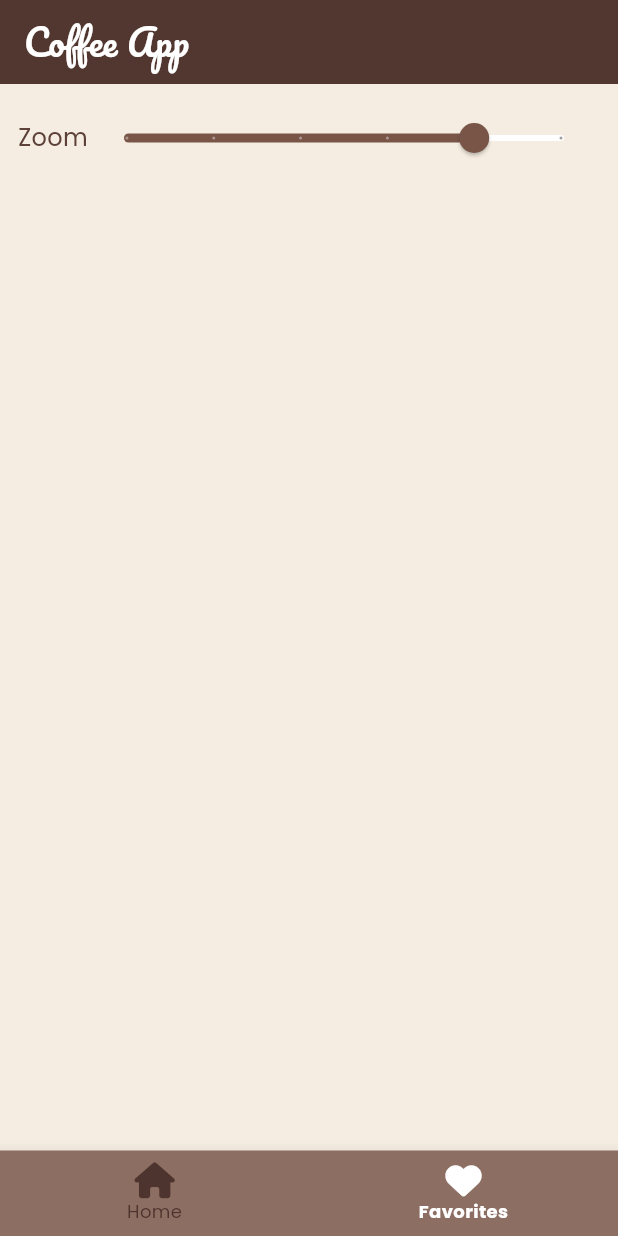
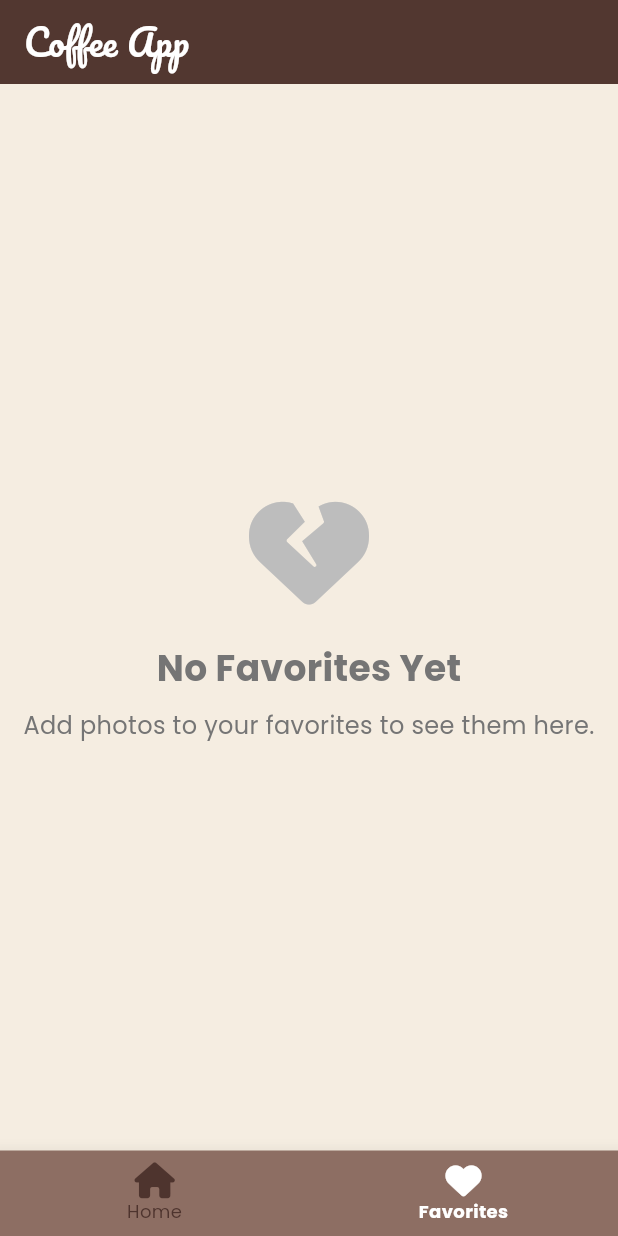
Before and after one commit to nachovalla1997/CoffeeApp, a Flutter app: the screen it shows after launch, item 2 of the bottom bar chosen, on a phone screen of 412 x 824 dp. Run offline on Flutter 3.47's test engine with Material 3 defaults, Android fonts, the phone set to English and light mode, and no system bars; our stand-ins replace bloc, equatable, flutter_bloc, font_awesome_flutter, google_fonts, nanoid and 1 more; network calls fail.

Commit message:
feat: Created a screen of no favorite added.

```diff
--- a/lib/presentation/screens/favorites_images_screen.dart
+++ b/lib/presentation/screens/favorites_images_screen.dart
@@ -2,6 +2,7 @@ import 'package:coffee_app/business_logic/cubits/favorite_coffee/favorite_coffee
 import 'package:coffee_app/business_logic/cubits/zoom_slider/zoom_slider_cubit.dart';
 import 'package:coffee_app/presentation/screens/error_screen.dart';
 import 'package:coffee_app/presentation/widgets/grid_view_widget.dart';
+import 'package:coffee_app/presentation/widgets/no_favorites_widget.dart';
 import 'package:coffee_app/presentation/widgets/progress_indicator/coffee_progress_indicator.dart';
 import 'package:coffee_app/presentation/widgets/zoom_slider_widget.dart';
 import 'package:coffee_app/utilities/enums.dart';
@@ -18,28 +19,42 @@ class FavoriteImagesScreen extends StatefulWidget {
 class FavoriteImagesScreenState extends State<FavoriteImagesScreen> {
   @override
   Widget build(BuildContext context) {
-    return BlocBuilder<ZoomSliderCubit, ZoomSliderState>(
-      builder: (context, stateSlider) {
+    return BlocBuilder<FavoriteCoffeeCubit, FavoriteCoffeeState>(
+      builder: (context, stateFavorite) {
         return Column(
           children: [
+            if (_isZoomSliderShow(stateFavorite))
               Padding(
                 padding: const EdgeInsets.all(12.0),
-              child: ZoomSliderWidget(
+                child: BlocBuilder<ZoomSliderCubit, ZoomSliderState>(
+                  builder: (context, stateSlider) {
+                    return ZoomSliderWidget(
                       onSliderChanged: (value) {
-                  context.read<ZoomSliderCubit>().changeSliderValue(value);
+                        context
+                            .read<ZoomSliderCubit>()
+                            .changeSliderValue(value);
                       },
                       sliderValue: stateSlider.sliderValue,
+                    );
+                  },
                 ),
               ),
             Expanded(
-              child: BlocBuilder<FavoriteCoffeeCubit, FavoriteCoffeeState>(
-                builder: (context, stateFavorite) {
+              child: Builder(
+                builder: (context) {
                   if (stateFavorite.status == GetFavoriteImagesStatus.loaded) {
-                    // TODO: Add case where there are no favorite images.
+                    if (stateFavorite.favoriteImages.isEmpty) {
+                      return const NoFavoritesWidget();
+                    } else {
+                      return BlocBuilder<ZoomSliderCubit, ZoomSliderState>(
+                        builder: (context, stateSlider) {
                           return GridViewWidget(
                             crossAxisCount: stateSlider.sliderValue.toInt(),
                             favoriteImages: stateFavorite.favoriteImages,
                           );
+                        },
+                      );
+                    }
                   } else if (stateFavorite.status ==
                       GetFavoriteImagesStatus.loading) {
                     return const CoffeeProgressIndicator();
@@ -58,6 +73,11 @@ class FavoriteImagesScreenState extends State<FavoriteImagesScreen> {
     );
   }
 
+  bool _isZoomSliderShow(FavoriteCoffeeState stateFavorite) {
+    return stateFavorite.status == GetFavoriteImagesStatus.loaded &&
+        stateFavorite.favoriteImages.isNotEmpty;
+  }
+
   ErrorScreen _errorScreen(BuildContext context) {
     return ErrorScreen(onRetry: () {
       context.read<FavoriteCoffeeCubit>().getFavoriteImages();
--- /dev/null
+++ b/lib/presentation/widgets/no_favorites_widget.dart
@@ -0,0 +1,43 @@
+import 'package:flutter/material.dart';
+import 'package:font_awesome_flutter/font_awesome_flutter.dart';
+
+class NoFavoritesWidget extends StatelessWidget {
+  const NoFavoritesWidget({super.key});
+
+  @override
+  Widget build(BuildContext context) {
+    return Center(
+      child: Padding(
+        padding: const EdgeInsets.all(12.0),
+        child: Column(
+          mainAxisAlignment: MainAxisAlignment.center,
+          children: [
+            FaIcon(
+              FontAwesomeIcons.heartCrack,
+              size: 80.0,
+              color: Colors.grey[400],
+            ),
+            const SizedBox(height: 20.0),
+            Text(
+              'No Favorites Yet',
+              style: TextStyle(
+                fontSize: 24.0,
+                fontWeight: FontWeight.bold,
+                color: Colors.grey[600],
+              ),
+            ),
+            const SizedBox(height: 10.0),
+            Text(
+              'Add photos to your favorites to see them here.',
+              textAlign: TextAlign.center,
+              style: TextStyle(
+                fontSize: 16.0,
+                color: Colors.grey[600],
+              ),
+            ),
+          ],
+        ),
+      ),
+    );
+  }
+}
```
Lines whose indentation alone changed are shown as unchanged.
